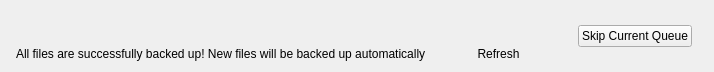
This is vms/client/nx_vms_client_desktop/src/nx/vms/client/desktop/resource_properties/server/widgets/backup_status_widget.ui in networkoptix/nx_open as Qt 5 draws it before an edit. The edited form follows.
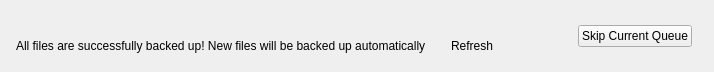
This is the edited form. The open tabs and pages were chosen to show the change. Custom widgets are drawn as their Qt base class.

Commit message: VMS-32144: Change representation of current backup position in the Backup Status Widget

```diff
--- a/vms/client/nx_vms_client_desktop/src/nx/vms/client/desktop/resource_properties/server/widgets/backup_status_widget.ui
+++ b/vms/client/nx_vms_client_desktop/src/nx/vms/client/desktop/resource_properties/server/widgets/backup_status_widget.ui
@@ -341,6 +341,12 @@
                   <property name="orientation">
                    <enum>Qt::Horizontal</enum>
                   </property>
+                  <property name="sizeHint" stdset="0">
+                   <size>
+                    <width>0</width>
+                    <height>0</height>
+                   </size>
+                  </property>
                  </spacer>
                 </item>
                </layout>
@@ -375,6 +381,12 @@
               <property name="orientation">
                <enum>Qt::Vertical</enum>
               </property>
+              <property name="sizeHint" stdset="0">
+               <size>
+                <width>0</width>
+                <height>0</height>
+               </size>
+              </property>
              </spacer>
             </item>
            </layout>
```
Left out of the diff: 7 changed lines with no effect on the pictures. The commit also changes 5 other files.
